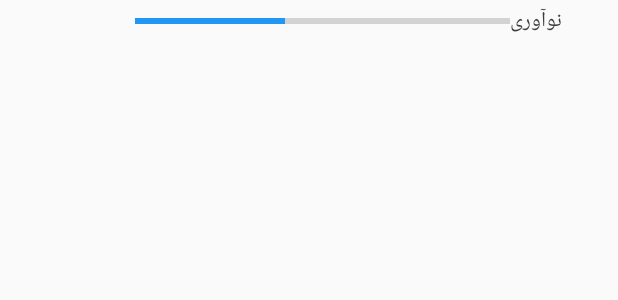
After one commit to mohsendeadspace/ShopMasterApp, an Android app: the layout custom_point.xml on its own in the app's theme, with its tools: preview values and no code run, on a phone screen of 412 x 824 dp. The commit adds this screen. Shown: the top 300 px of the screen. Run offline under Robolectric (Android 15) with nearby library versions, the phone set to English and light mode, and no system bars.

Commit message:
complet activity CustomPoint-recive data-category

```diff
--- a/app/src/main/java/com/mohsendeadspace/app/shopmaster/ActivityUserSign.java
+++ b/app/src/main/java/com/mohsendeadspace/app/shopmaster/ActivityUserSign.java
@@ -64,7 +64,7 @@ public class ActivityUserSign extends AppCompatActivity {
         String email = edt_Email.getText().toString();
         String pass = edt_pass.getText().toString();
 
-        new AsyncTaskConnect("http://192.168.1.2/AndroidProject/MasterShop/index/",email,pass).execute();
+        new AsyncTaskConnect("http://192.168.1.4/AndroidProject/MasterShop/index/",email,pass).execute();
 
 
         final ProgressDialog dialog = new ProgressDialog(ActivityUserSign.this);
--- a/app/src/main/java/com/mohsendeadspace/app/shopmaster/ActivityUserSingUp.java
+++ b/app/src/main/java/com/mohsendeadspace/app/shopmaster/ActivityUserSingUp.java
@@ -40,7 +40,7 @@ public class ActivityUserSingUp extends AppCompatActivity {
 
         if (pass.equals(repass)){
 
-          new AsyncTaskInsertUser("http://192.168.1.2/AndroidProject/MasterShop/insertuser/",email,pass).execute();
+          new AsyncTaskInsertUser("http://192.168.1.4/AndroidProject/MasterShop/insertuser/",email,pass).execute();
 
           final ProgressDialog dialog = new ProgressDialog(ActivityUserSingUp.this);
           dialog.setMessage("لطفا منتظر بمانید ...");
--- a/app/src/main/java/com/mohsendeadspace/app/shopmaster/ActivityWait.java
+++ b/app/src/main/java/com/mohsendeadspace/app/shopmaster/ActivityWait.java
@@ -20,9 +20,9 @@ public class ActivityWait extends AppCompatActivity {
         int id = bundle.getInt("id");
         String idFinal=String.valueOf(id);
 
-        new AsyncTaskGetDetail("http://192.168.1.2/AndroidProject/MasterShop/getdetail.php",idFinal).execute();
-        new AsyncTaskShowTimer("http://192.168.1.2/AndroidProject/MasterShop/androidtimer.php").execute();
-        new AsyncTaskGetPruductInfo("http://192.168.1.2/AndroidProject/MasterShop/getproductinfo.php",idFinal).execute();
+        new AsyncTaskGetDetail("http://192.168.1.4/AndroidProject/MasterShop/getdetail.php",idFinal).execute();
+        new AsyncTaskShowTimer("http://192.168.1.4/AndroidProject/MasterShop/androidtimer.php").execute();
+        new AsyncTaskGetPruductInfo("http://192.168.1.4/AndroidProject/MasterShop/getproductinfo.php",idFinal).execute();
 
 
         final Timer timer =  new Timer();
--- /dev/null
+++ b/app/src/main/res/layout/custom_point.xml
@@ -0,0 +1,36 @@
+<?xml version="1.0" encoding="utf-8"?>
+<LinearLayout xmlns:android="http://schemas.android.com/apk/res/android"
+    android:orientation="vertical" android:layout_width="match_parent"
+    android:layout_height="match_parent">
+
+
+    <LinearLayout
+        android:layout_marginTop="2dp"
+        android:layout_width="match_parent"
+        android:layout_height="wrap_content"
+        android:orientation="horizontal">
+
+
+        <ProgressBar
+
+            android:id="@+id/progressbar"
+            android:layout_gravity="center"
+            android:layout_marginLeft="90dp"
+            style="?android:attr/progressBarStyleHorizontal"
+            android:indeterminate="false"
+            android:layout_width="250dp"
+            android:progress="40"
+            android:layout_height="wrap_content"/>
+
+        <TextView
+            android:id="@+id/txtPoint"
+            android:layout_width="wrap_content"
+            android:layout_height="wrap_content"
+            android:textColor="#3E3D3D"
+            android:text="نوآوری"/>
+
+
+    </LinearLayout>
+
+
+</LinearLayout>
```
Also changed, not shown: app/src/main/java/com/mohsendeadspace/app/shopmaster/ActivityShow.java (+8 -2 lines), app/src/main/java/com/mohsendeadspace/app/shopmaster/ActivitySplash.java (+6 -6 lines), app/src/main/java/com/mohsendeadspace/app/shopmaster/CustomPoint.java (+10 -1 lines), app/src/main/java/com/mohsendeadspace/app/shopmaster/MainActivity.java (+8 -8 lines), app/src/main/res/layout/activity_show.xml (+0 -25 lines).
